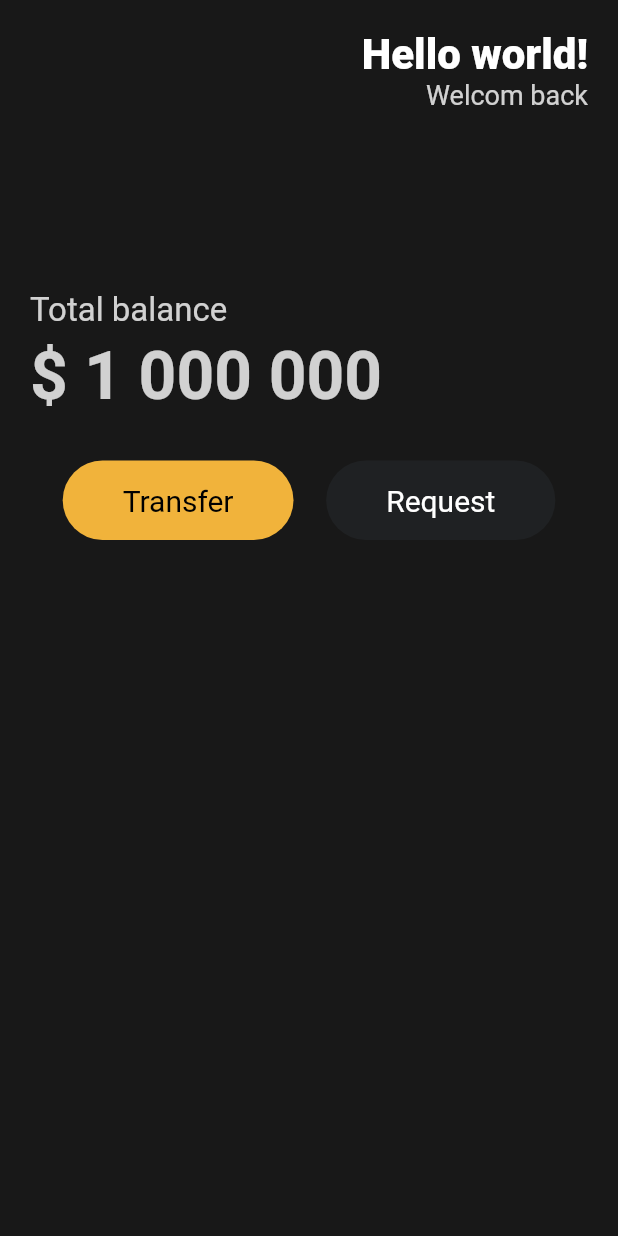
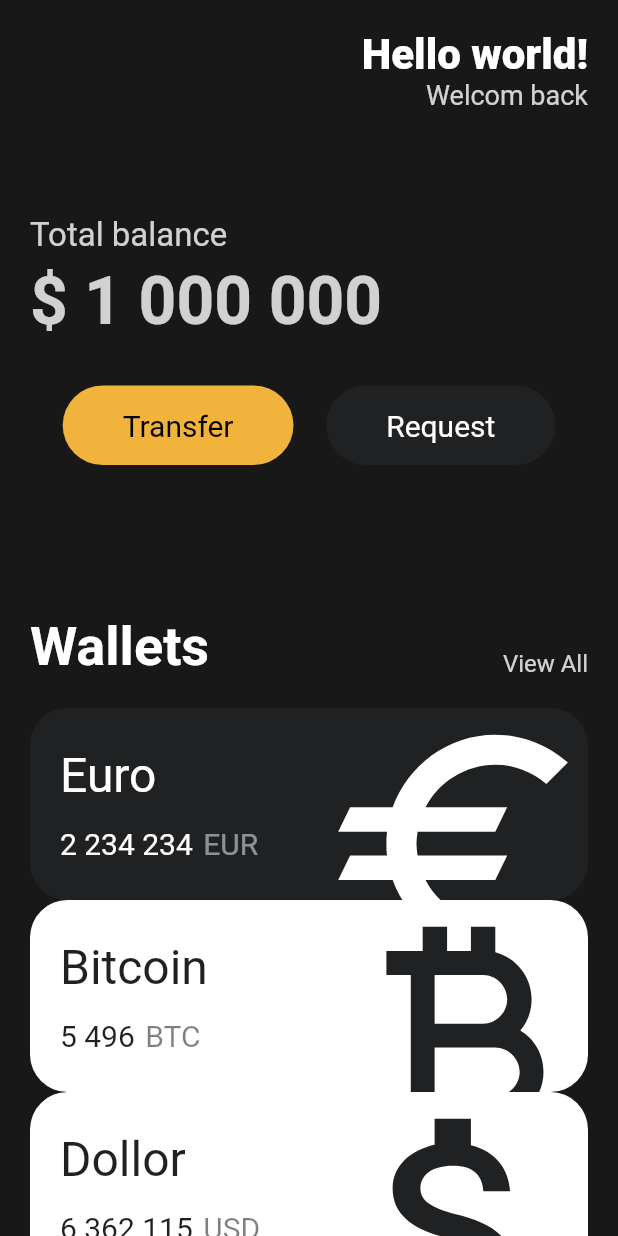
Before and after one commit to lee7198/flutter_tutorial, a Flutter app: the screen it shows after launch, on a phone screen of 412 x 824 dp. Run offline on Flutter 3.47's test engine with Material 2 defaults, Android fonts, the phone set to English and light mode, and no system bars.

Commit message:
reusalble  card

```diff
--- a/lib/main.dart
+++ b/lib/main.dart
@@ -1,5 +1,6 @@
 import 'package:flutter/material.dart';
 import 'package:toonflix/widgets/button.dart';
+import 'package:toonflix/widgets/currency_card.dart';
 
 class Player {
   String name = "lee";
@@ -16,7 +17,8 @@ class App extends StatelessWidget {
     return MaterialApp(
       home: Scaffold(
           backgroundColor: const Color(0xFF181818),
-          body: Padding(
+          body: SingleChildScrollView(
+            child: Padding(
               padding: const EdgeInsets.symmetric(horizontal: 20),
               child: Column(
                 crossAxisAlignment: CrossAxisAlignment.start,
@@ -49,7 +51,7 @@ class App extends StatelessWidget {
                     ],
                   ),
                   const SizedBox(
-                  height: 120,
+                    height: 70,
                   ),
                   Text(
                     "Total balance",
@@ -86,8 +88,52 @@ class App extends StatelessWidget {
                         textColor: Colors.white,
                       ),
                     ],
-                )
+                  ),
+                  const SizedBox(
+                    height: 100,
+                  ),
+                  Row(
+                    crossAxisAlignment: CrossAxisAlignment.end,
+                    mainAxisAlignment: MainAxisAlignment.spaceBetween,
+                    children: [
+                      const Text(
+                        "Wallets",
+                        style: TextStyle(
+                          color: Colors.white,
+                          fontSize: 36,
+                          fontWeight: FontWeight.w600,
+                        ),
+                      ),
+                      Text("View All",
+                          style: TextStyle(
+                            color: Colors.white.withOpacity(0.8),
+                            fontSize: 16,
+                          )),
                     ],
+                  ),
+                  const SizedBox(
+                    height: 20,
+                  ),
+                  const currency_card(
+                      name: "Euro",
+                      code: "EUR",
+                      amount: "2 234 234",
+                      icon: Icons.euro,
+                      isInverted: false),
+                  const currency_card(
+                      name: "Bitcoin",
+                      code: "BTC",
+                      amount: "5 496",
+                      icon: Icons.currency_bitcoin,
+                      isInverted: true),
+                  const currency_card(
+                      name: "Dollor",
+                      code: "USD",
+                      amount: "6 362 115",
+                      icon: Icons.attach_money,
+                      isInverted: true),
+                ],
+              ),
             ),
           )),
     );
--- /dev/null
+++ b/lib/widgets/currency_card.dart
@@ -0,0 +1,80 @@
+import 'package:flutter/material.dart';
+
+class currency_card extends StatelessWidget {
+  final String name, code, amount;
+  final IconData icon;
+  final bool isInverted;
+
+  final _blackColor = const Color(0xff1f2123);
+
+  const currency_card(
+      {super.key,
+      required this.name,
+      required this.code,
+      required this.amount,
+      required this.icon,
+      required this.isInverted});
+
+  @override
+  Widget build(BuildContext context) {
+    return Container(
+      clipBehavior: Clip.hardEdge,
+      decoration: BoxDecoration(
+          color: isInverted ? Colors.white : _blackColor,
+          borderRadius: BorderRadius.circular(25)),
+      child: Padding(
+        padding: const EdgeInsets.all(20),
+        child: Row(
+          mainAxisAlignment: MainAxisAlignment.spaceBetween,
+          children: [
+            Column(
+              crossAxisAlignment: CrossAxisAlignment.start,
+              children: [
+                Text(name,
+                    style: TextStyle(
+                      color: isInverted ? _blackColor : Colors.white,
+                      fontSize: 32,
+                    )),
+                const SizedBox(height: 15),
+                Row(
+                  children: [
+                    Text(
+                      amount,
+                      style: TextStyle(
+                        color: isInverted ? _blackColor : Colors.white,
+                        fontSize: 20,
+                      ),
+                    ),
+                    const SizedBox(
+                      width: 7,
+                    ),
+                    Text(
+                      code,
+                      style: TextStyle(
+                        color: isInverted
+                            ? Colors.black.withOpacity(0.5)
+                            : Colors.white.withOpacity(0.5),
+                        fontSize: 20,
+                      ),
+                    ),
+                  ],
+                ),
+              ],
+            ),
+            Transform.scale(
+              scale: 2.2,
+              child: Transform.translate(
+                offset: const Offset(-10, 12),
+                child: Icon(
+                  icon,
+                  color: isInverted ? _blackColor : Colors.white,
+                  size: 88,
+                ),
+              ),
+            )
+          ],
+        ),
+      ),
+    );
+  }
+}
```
Lines whose indentation alone changed are shown as unchanged.
